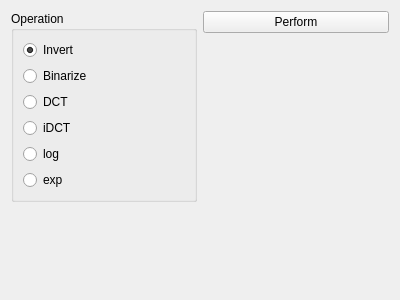
Old version of the form source/modules/unary_operations/UnaryOperationsWidget.ui in the repository josefkoller/ambient_image_processor.
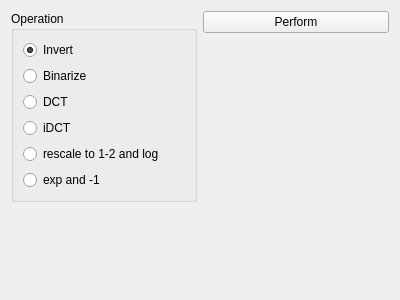
New version of the form.

Commit message: more specific log-exp-transformations

Diff of the .ui file:
```diff
--- a/source/modules/unary_operations/UnaryOperationsWidget.ui
+++ b/source/modules/unary_operations/UnaryOperationsWidget.ui
@@ -60,14 +60,14 @@
       <item>
        <widget class="QRadioButton" name="log_checkbox">
         <property name="text">
-         <string>log</string>
+         <string>rescale to 1-2 and log</string>
         </property>
        </widget>
       </item>
       <item>
        <widget class="QRadioButton" name="exp_checkbox">
         <property name="text">
-         <string>exp</string>
+         <string>exp and -1</string>
         </property>
        </widget>
       </item>
```
The commit also changes 2 other files.
